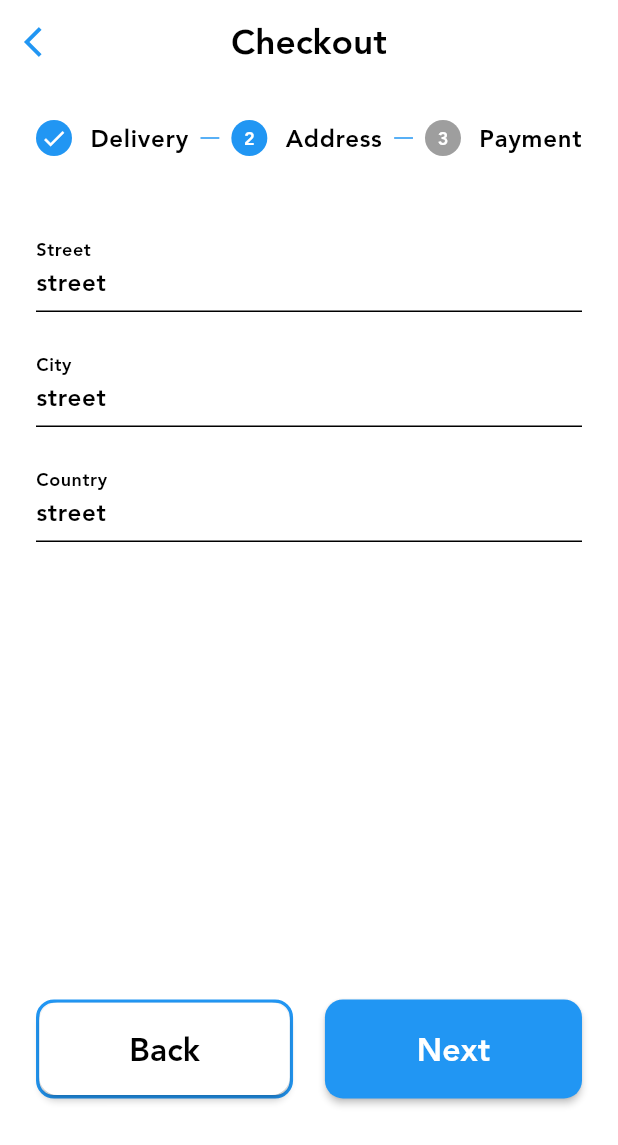
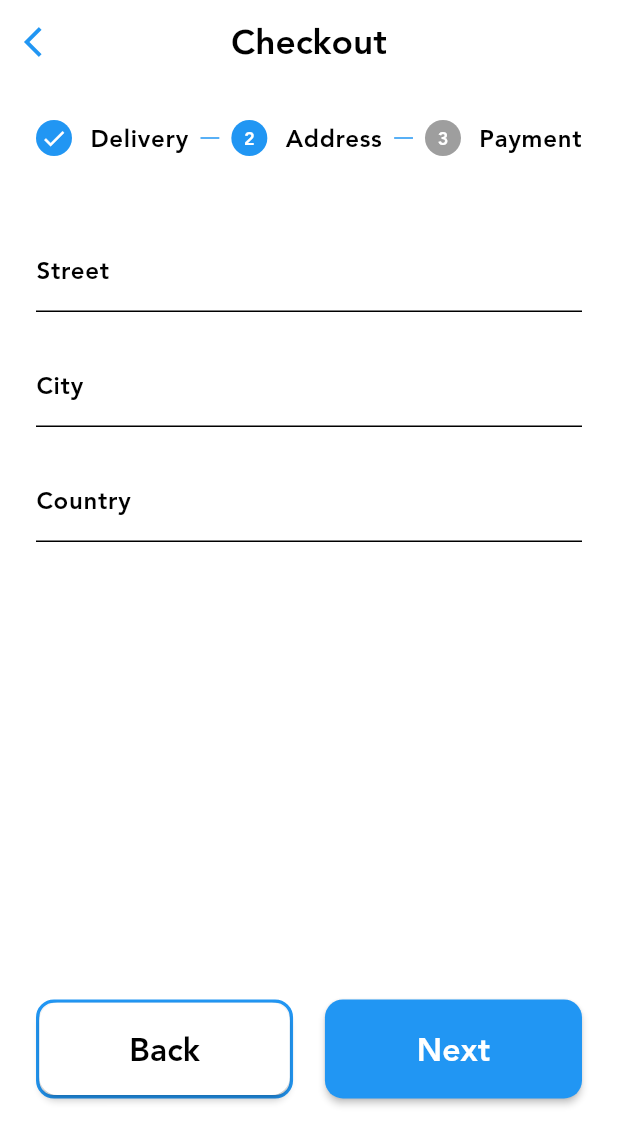
Before and after one commit to YamanAlmobayed/techcart, a Flutter app: the CheckoutStepsPage screen opened by its route, after a tap on "Next", on a phone screen of 412 x 824 dp. Shown: the top 1145 px of the screen. Run offline on Flutter 3.47's test engine with Material 3 defaults, Android fonts, the light colour scheme and no system bars; our stand-ins replace auto_size_text, bloc, cached_network_image, carousel_slider, conditional_builder_null_safety, dio and 9 more; accounts and stored records are empty; network calls fail.

Commit message:
fix typos

```diff
--- a/lib/ui/checkout/checkout_steps_page.dart
+++ b/lib/ui/checkout/checkout_steps_page.dart
@@ -15,13 +15,13 @@ class CheckoutStepsPage extends StatefulWidget {
 class _CheckoutStepsPageState extends State<CheckoutStepsPage> {
   final _formkey1 = GlobalKey<FormState>();
   final _formkey2 = GlobalKey<FormState>();
-  final _streetController = TextEditingController(text: 'street');
-  final _cityController = TextEditingController(text: 'street');
-  final _countryController = TextEditingController(text: 'street');
-  final _nameOnCardController = TextEditingController(text: 'street');
-  final _cardNumberController = TextEditingController(text: '54654564');
-  final _expiryController = TextEditingController(text: '551');
-  final _cvvController = TextEditingController(text: '002');
+  final _streetController = TextEditingController();
+  final _cityController = TextEditingController();
+  final _countryController = TextEditingController();
+  final _nameOnCardController = TextEditingController();
+  final _cardNumberController = TextEditingController();
+  final _expiryController = TextEditingController();
+  final _cvvController = TextEditingController();
   final _cardNumberFocusNode = FocusNode();
   final _expiryDateFocusNode = FocusNode();
 
```
